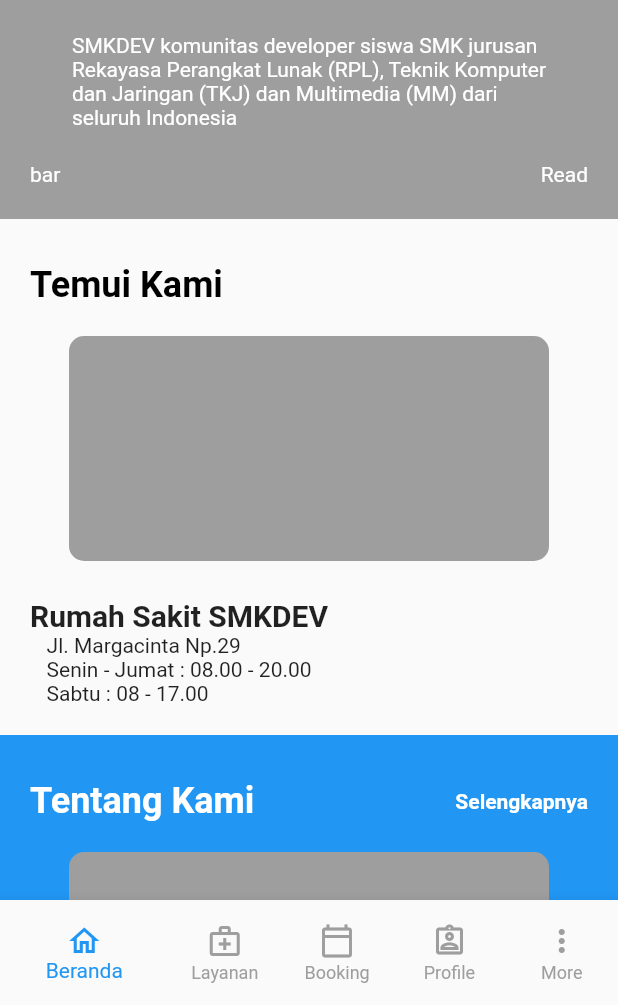
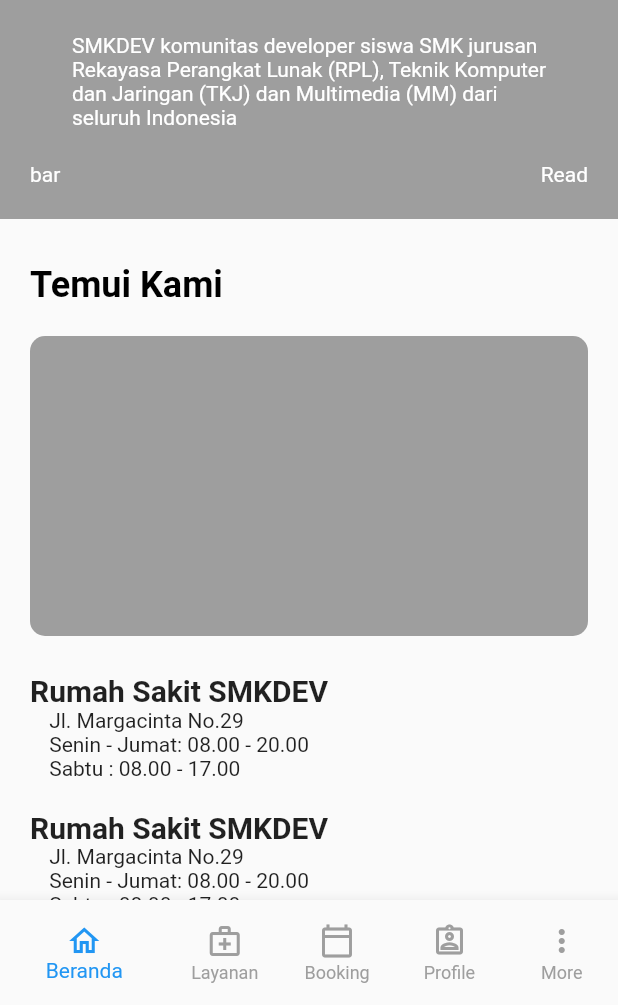
Before and after one commit to Fikialamsyah/RS_SMKDEV_App, a Flutter app: the screen it shows after launch, on a phone screen of 412 x 824 dp, the part 231-1236 px from its top. Run offline on Flutter 3.47's test engine with Material 2 defaults, Android fonts, the phone set to English and light mode, and no system bars; our stand-ins replace hexcolor.

Commit message:
editing margin, width, and height in TemuiKami(), and adding more description in schedule

```diff
--- a/rs_smkdev_app/lib/home/items/temui_kami.dart
+++ b/rs_smkdev_app/lib/home/items/temui_kami.dart
@@ -8,6 +8,7 @@ class TemuiKami extends StatefulWidget {
 }
 
 class _TemuiKamiState extends State<TemuiKami> {
+
   @override
   Widget build(BuildContext context) {
     return Column(
@@ -16,9 +17,9 @@ class _TemuiKamiState extends State<TemuiKami> {
         GestureDetector(
           onTap: () {},
           child: Container(
-            margin: EdgeInsets.only(top: 20, bottom: 5),
-            width: 320,
-            height: 150,
+            margin: EdgeInsets.only(left: 20, right: 20, top: 20, bottom: 5),
+            width: 400,
+            height: 200,
             decoration: BoxDecoration(
                 borderRadius: BorderRadius.circular(10),
                 color: Colors.grey
@@ -46,16 +47,20 @@ class _ScheduleState extends State<Schedule> {
       alignment: Alignment.topLeft,
       child: Column(
         children: <Widget>[
-          Text(
-            "Rumah Sakit SMKDEV",
-            style: TextStyle(fontSize: 20, fontWeight: FontWeight.bold
-            ),
-          ),
-          Text(
-              "Jl. Margacinta Np.29\n"
-                  "Senin - Jumat : 08.00 - 20.00\n"
-                  "Sabtu : 08 - 17.00"
-          ),
+          Text('Rumah Sakit SMKDEV', style: Theme.of(context).textTheme.headline6.copyWith(
+            fontWeight: FontWeight.bold
+          )),
+          Text('Jl. Margacinta No.29\nSenin - Jumat: 08.00 - 20.00\nSabtu : 08.00 - 17.00'),
+          SizedBox(height: 20,),
+           Text('Rumah Sakit SMKDEV', style: Theme.of(context).textTheme.headline6.copyWith(
+            fontWeight: FontWeight.bold
+          )),
+          Text('Jl. Margacinta No.29\nSenin - Jumat: 08.00 - 20.00\nSabtu : 08.00 - 17.00'),
+          SizedBox(height: 20,),
+           Text('Rumah Sakit SMKDEV', style: Theme.of(context).textTheme.headline6.copyWith(
+            fontWeight: FontWeight.bold
+          )),
+          Text('Jl. Margacinta No.29\nSenin - Jumat: 08.00 - 20.00\nSabtu : 08.00 - 17.00'),
           SizedBox(height: 20,),
         ],
       ),
```
